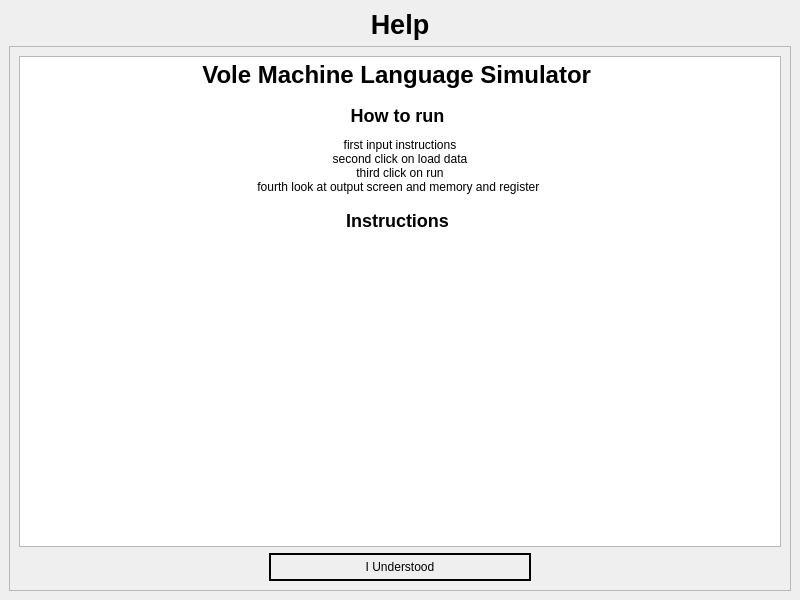
Old version of the form help.ui in the repository Mohammed-3tef/Vole_Machine_Language_Simulator_GUI.
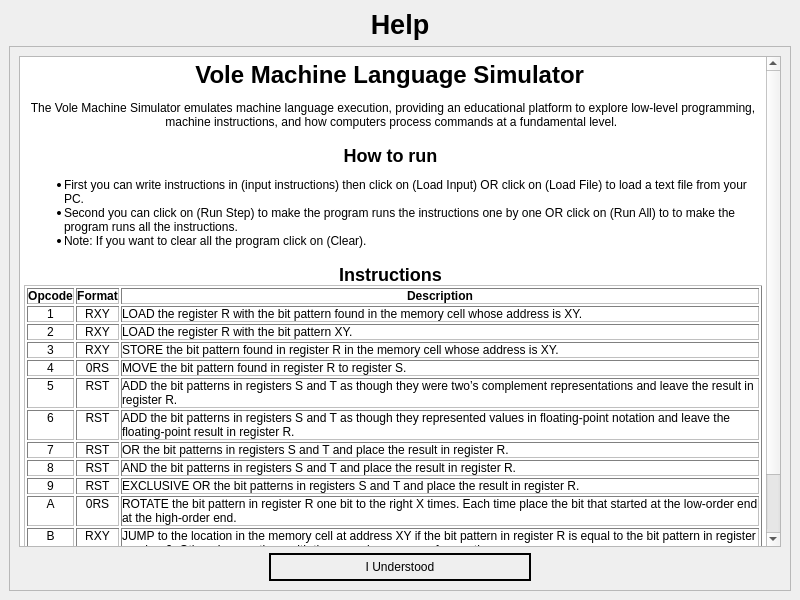
New version of the form.

What changed in the file:
```diff
--- a/help.ui
+++ b/help.ui
@@ -63,9 +63,112 @@
 li.checked::marker { content: &quot;\2612&quot;; }
 &lt;/style&gt;&lt;/head&gt;&lt;body style=&quot; font-family:'Segoe UI'; font-size:9pt; font-weight:400; font-style:normal;&quot;&gt;
 &lt;h1 align=&quot;center&quot; style=&quot; margin-top:18px; margin-bottom:12px; margin-left:0px; margin-right:0px; -qt-block-indent:0; text-indent:0px;&quot;&gt;&lt;span style=&quot; font-size:xx-large; font-weight:700;&quot;&gt;Vole Machine Language Simulator &lt;/span&gt;&lt;/h1&gt;
+&lt;p align=&quot;center&quot; style=&quot; margin-top:12px; margin-bottom:12px; margin-left:0px; margin-right:0px; -qt-block-indent:0; text-indent:0px;&quot;&gt;The Vole Machine Simulator emulates machine language execution, providing an educational platform to explore low-level programming, machine instructions, and how computers process commands at a fundamental level. &lt;/p&gt;
 &lt;h2 align=&quot;center&quot; style=&quot; margin-top:16px; margin-bottom:12px; margin-left:0px; margin-right:0px; -qt-block-indent:0; text-indent:0px;&quot;&gt;&lt;span style=&quot; font-size:x-large; font-weight:700;&quot;&gt;How to run &lt;/span&gt;&lt;/h2&gt;
-&lt;p align=&quot;center&quot; style=&quot; margin-top:12px; margin-bottom:12px; margin-left:0px; margin-right:0px; -qt-block-indent:0; text-indent:0px;&quot;&gt;first input instructions &lt;br /&gt;second click on load data &lt;br /&gt;third click on run &lt;br /&gt;fourth look at output screen and memory and register &lt;/p&gt;
-&lt;h2 align=&quot;center&quot; style=&quot; margin-top:16px; margin-bottom:12px; margin-left:0px; margin-right:0px; -qt-block-indent:0; text-indent:0px;&quot;&gt;&lt;span style=&quot; font-size:x-large; font-weight:700;&quot;&gt;Instructions &lt;/span&gt;&lt;/h2&gt;&lt;/body&gt;&lt;/html&gt;</string>
+&lt;ul style=&quot;margin-top: 0px; margin-bottom: 0px; margin-left: 0px; margin-right: 0px; -qt-list-indent: 1;&quot;&gt;
+&lt;li style=&quot; margin-top:0px; margin-bottom:0px; margin-left:0px; margin-right:0px; -qt-block-indent:0; text-indent:0px;&quot;&gt;First you can write instructions in (input instructions) then click on (Load Input) OR click on (Load File) to load a text file from your PC. &lt;/li&gt;
+&lt;li style=&quot; margin-top:0px; margin-bottom:0px; margin-left:0px; margin-right:0px; -qt-block-indent:0; text-indent:0px;&quot;&gt;Second you can click on (Run Step) to make the program runs the instructions one by one OR click on (Run All) to to make the program runs all the instructions. &lt;/li&gt;
+&lt;li style=&quot; margin-top:0px; margin-bottom:0px; margin-left:0px; margin-right:0px; -qt-block-indent:0; text-indent:0px;&quot;&gt;Note: If you want to clear all the program click on (Clear). &lt;/li&gt;&lt;/ul&gt;
+&lt;h2 align=&quot;center&quot; style=&quot; margin-top:16px; margin-bottom:12px; margin-left:0px; margin-right:0px; -qt-block-indent:0; text-indent:0px;&quot;&gt;&lt;span style=&quot; font-size:x-large; font-weight:700;&quot;&gt;Instructions &lt;/span&gt;&lt;/h2&gt;
+&lt;table border=&quot;1&quot; style=&quot; margin-top:0px; margin-bottom:0px; margin-left:0px; margin-right:0px;&quot; cellspacing=&quot;2&quot; cellpadding=&quot;0&quot;&gt;
+&lt;tr&gt;
+&lt;td&gt;
+&lt;p align=&quot;center&quot; style=&quot; margin-top:0px; margin-bottom:0px; margin-left:0px; margin-right:0px; -qt-block-indent:0; text-indent:0px;&quot;&gt;&lt;span style=&quot; font-weight:700;&quot;&gt;Opcode&lt;/span&gt;&lt;/p&gt;&lt;/td&gt;
+&lt;td&gt;
+&lt;p align=&quot;center&quot; style=&quot; margin-top:0px; margin-bottom:0px; margin-left:0px; margin-right:0px; -qt-block-indent:0; text-indent:0px;&quot;&gt;&lt;span style=&quot; font-weight:700;&quot;&gt;Format&lt;/span&gt;&lt;/p&gt;&lt;/td&gt;
+&lt;td&gt;
+&lt;p align=&quot;center&quot; style=&quot; margin-top:0px; margin-bottom:0px; margin-left:0px; margin-right:0px; -qt-block-indent:0; text-indent:0px;&quot;&gt;&lt;span style=&quot; font-weight:700;&quot;&gt;Description&lt;/span&gt;&lt;/p&gt;&lt;/td&gt;&lt;/tr&gt;
+&lt;tr&gt;
+&lt;td&gt;
+&lt;p align=&quot;center&quot; style=&quot; margin-top:0px; margin-bottom:0px; margin-left:0px; margin-right:0px; -qt-block-indent:0; text-indent:0px;&quot;&gt;1&lt;/p&gt;&lt;/td&gt;
+&lt;td&gt;
+&lt;p align=&quot;center&quot; style=&quot; margin-top:0px; margin-bottom:0px; margin-left:0px; margin-right:0px; -qt-block-indent:0; text-indent:0px;&quot;&gt;RXY&lt;/p&gt;&lt;/td&gt;
+&lt;td&gt;
+&lt;p style=&quot; margin-top:0px; margin-bottom:0px; margin-left:0px; margin-right:0px; -qt-block-indent:0; text-indent:0px;&quot;&gt;LOAD the register R with the bit pattern found in the memory cell whose address is XY.&lt;/p&gt;&lt;/td&gt;&lt;/tr&gt;
+&lt;tr&gt;
+&lt;td&gt;
+&lt;p align=&quot;center&quot; style=&quot; margin-top:0px; margin-bottom:0px; margin-left:0px; margin-right:0px; -qt-block-indent:0; text-indent:0px;&quot;&gt;2&lt;/p&gt;&lt;/td&gt;
+&lt;td&gt;
+&lt;p align=&quot;center&quot; style=&quot; margin-top:0px; margin-bottom:0px; margin-left:0px; margin-right:0px; -qt-block-indent:0; text-indent:0px;&quot;&gt;RXY&lt;/p&gt;&lt;/td&gt;
+&lt;td&gt;
+&lt;p style=&quot; margin-top:0px; margin-bottom:0px; margin-left:0px; margin-right:0px; -qt-block-indent:0; text-indent:0px;&quot;&gt;LOAD the register R with the bit pattern XY.&lt;/p&gt;&lt;/td&gt;&lt;/tr&gt;
+&lt;tr&gt;
+&lt;td&gt;
+&lt;p align=&quot;center&quot; style=&quot; margin-top:0px; margin-bottom:0px; margin-left:0px; margin-right:0px; -qt-block-indent:0; text-indent:0px;&quot;&gt;3&lt;/p&gt;&lt;/td&gt;
+&lt;td&gt;
+&lt;p align=&quot;center&quot; style=&quot; margin-top:0px; margin-bottom:0px; margin-left:0px; margin-right:0px; -qt-block-indent:0; text-indent:0px;&quot;&gt;RXY&lt;/p&gt;&lt;/td&gt;
+&lt;td&gt;
+&lt;p style=&quot; margin-top:0px; margin-bottom:0px; margin-left:0px; margin-right:0px; -qt-block-indent:0; text-indent:0px;&quot;&gt;STORE the bit pattern found in register R in the memory cell whose address is XY.&lt;/p&gt;&lt;/td&gt;&lt;/tr&gt;
+&lt;tr&gt;
+&lt;td&gt;
+&lt;p align=&quot;center&quot; style=&quot; margin-top:0px; margin-bottom:0px; margin-left:0px; margin-right:0px; -qt-block-indent:0; text-indent:0px;&quot;&gt;4&lt;/p&gt;&lt;/td&gt;
+&lt;td&gt;
+&lt;p align=&quot;center&quot; style=&quot; margin-top:0px; margin-bottom:0px; margin-left:0px; margin-right:0px; -qt-block-indent:0; text-indent:0px;&quot;&gt;0RS&lt;/p&gt;&lt;/td&gt;
+&lt;td&gt;
+&lt;p style=&quot; margin-top:0px; margin-bottom:0px; margin-left:0px; margin-right:0px; -qt-block-indent:0; text-indent:0px;&quot;&gt;MOVE the bit pattern found in register R to register S.&lt;/p&gt;&lt;/td&gt;&lt;/tr&gt;
+&lt;tr&gt;
+&lt;td&gt;
+&lt;p align=&quot;center&quot; style=&quot; margin-top:0px; margin-bottom:0px; margin-left:0px; margin-right:0px; -qt-block-indent:0; text-indent:0px;&quot;&gt;5&lt;/p&gt;&lt;/td&gt;
+&lt;td&gt;
+&lt;p align=&quot;center&quot; style=&quot; margin-top:0px; margin-bottom:0px; margin-left:0px; margin-right:0px; -qt-block-indent:0; text-indent:0px;&quot;&gt;RST&lt;/p&gt;&lt;/td&gt;
+&lt;td&gt;
+&lt;p style=&quot; margin-top:0px; margin-bottom:0px; margin-left:0px; margin-right:0px; -qt-block-indent:0; text-indent:0px;&quot;&gt;ADD the bit patterns in registers S and T as though they were two’s complement representations and leave the result in register R.&lt;/p&gt;&lt;/td&gt;&lt;/tr&gt;
+&lt;tr&gt;
+&lt;td&gt;
+&lt;p align=&quot;center&quot; style=&quot; margin-top:0px; margin-bottom:0px; margin-left:0px; margin-right:0px; -qt-block-indent:0; text-indent:0px;&quot;&gt;6&lt;/p&gt;&lt;/td&gt;
+&lt;td&gt;
+&lt;p align=&quot;center&quot; style=&quot; margin-top:0px; margin-bottom:0px; margin-left:0px; margin-right:0px; -qt-block-indent:0; text-indent:0px;&quot;&gt;RST&lt;/p&gt;&lt;/td&gt;
+&lt;td&gt;
+&lt;p style=&quot; margin-top:0px; margin-bottom:0px; margin-left:0px; margin-right:0px; -qt-block-indent:0; text-indent:0px;&quot;&gt;ADD the bit patterns in registers S and T as though they represented values in floating-point notation and leave the floating-point result in register R.&lt;/p&gt;&lt;/td&gt;&lt;/tr&gt;
+&lt;tr&gt;
+&lt;td&gt;
+&lt;p align=&quot;center&quot; style=&quot; margin-top:0px; margin-bottom:0px; margin-left:0px; margin-right:0px; -qt-block-indent:0; text-indent:0px;&quot;&gt;7&lt;/p&gt;&lt;/td&gt;
+&lt;td&gt;
+&lt;p align=&quot;center&quot; style=&quot; margin-top:0px; margin-bottom:0px; margin-left:0px; margin-right:0px; -qt-block-indent:0; text-indent:0px;&quot;&gt;RST&lt;/p&gt;&lt;/td&gt;
+&lt;td&gt;
+&lt;p style=&quot; margin-top:0px; margin-bottom:0px; margin-left:0px; margin-right:0px; -qt-block-indent:0; text-indent:0px;&quot;&gt;OR the bit patterns in registers S and T and place the result in register R.&lt;/p&gt;&lt;/td&gt;&lt;/tr&gt;
+&lt;tr&gt;
+&lt;td&gt;
+&lt;p align=&quot;center&quot; style=&quot; margin-top:0px; margin-bottom:0px; margin-left:0px; margin-right:0px; -qt-block-indent:0; text-indent:0px;&quot;&gt;8&lt;/p&gt;&lt;/td&gt;
+&lt;td&gt;
+&lt;p align=&quot;center&quot; style=&quot; margin-top:0px; margin-bottom:0px; margin-left:0px; margin-right:0px; -qt-block-indent:0; text-indent:0px;&quot;&gt;RST&lt;/p&gt;&lt;/td&gt;
+&lt;td&gt;
+&lt;p style=&quot; margin-top:0px; margin-bottom:0px; margin-left:0px; margin-right:0px; -qt-block-indent:0; text-indent:0px;&quot;&gt;AND the bit patterns in registers S and T and place the result in register R.&lt;/p&gt;&lt;/td&gt;&lt;/tr&gt;
+&lt;tr&gt;
+&lt;td&gt;
+&lt;p align=&quot;center&quot; style=&quot; margin-top:0px; margin-bottom:0px; margin-left:0px; margin-right:0px; -qt-block-indent:0; text-indent:0px;&quot;&gt;9&lt;/p&gt;&lt;/td&gt;
+&lt;td&gt;
+&lt;p align=&quot;center&quot; style=&quot; margin-top:0px; margin-bottom:0px; margin-left:0px; margin-right:0px; -qt-block-indent:0; text-indent:0px;&quot;&gt;RST&lt;/p&gt;&lt;/td&gt;
+&lt;td&gt;
+&lt;p style=&quot; margin-top:0px; margin-bottom:0px; margin-left:0px; margin-right:0px; -qt-block-indent:0; text-indent:0px;&quot;&gt;EXCLUSIVE OR the bit patterns in registers S and T and place the result in register R.&lt;/p&gt;&lt;/td&gt;&lt;/tr&gt;
+&lt;tr&gt;
+&lt;td&gt;
+&lt;p align=&quot;center&quot; style=&quot; margin-top:0px; margin-bottom:0px; margin-left:0px; margin-right:0px; -qt-block-indent:0; text-indent:0px;&quot;&gt;A&lt;/p&gt;&lt;/td&gt;
+&lt;td&gt;
+&lt;p align=&quot;center&quot; style=&quot; margin-top:0px; margin-bottom:0px; margin-left:0px; margin-right:0px; -qt-block-indent:0; text-indent:0px;&quot;&gt;0RS&lt;/p&gt;&lt;/td&gt;
+&lt;td&gt;
+&lt;p style=&quot; margin-top:0px; margin-bottom:0px; margin-left:0px; margin-right:0px; -qt-block-indent:0; text-indent:0px;&quot;&gt;ROTATE the bit pattern in register R one bit to the right X times. Each time place the bit that started at the low-order end at the high-order end.&lt;/p&gt;&lt;/td&gt;&lt;/tr&gt;
+&lt;tr&gt;
+&lt;td&gt;
+&lt;p align=&quot;center&quot; style=&quot; margin-top:0px; margin-bottom:0px; margin-left:0px; margin-right:0px; -qt-block-indent:0; text-indent:0px;&quot;&gt;B&lt;/p&gt;&lt;/td&gt;
+&lt;td&gt;
+&lt;p align=&quot;center&quot; style=&quot; margin-top:0px; margin-bottom:0px; margin-left:0px; margin-right:0px; -qt-block-indent:0; text-indent:0px;&quot;&gt;RXY&lt;/p&gt;&lt;/td&gt;
+&lt;td&gt;
+&lt;p style=&quot; margin-top:0px; margin-bottom:0px; margin-left:0px; margin-right:0px; -qt-block-indent:0; text-indent:0px;&quot;&gt;JUMP to the location in the memory cell at address XY if the bit pattern in register R is equal to the bit pattern in register number 0. Otherwise, continue with the normal sequence of execution.&lt;/p&gt;&lt;/td&gt;&lt;/tr&gt;
+&lt;tr&gt;
+&lt;td&gt;
+&lt;p align=&quot;center&quot; style=&quot; margin-top:0px; margin-bottom:0px; margin-left:0px; margin-right:0px; -qt-block-indent:0; text-indent:0px;&quot;&gt;C&lt;/p&gt;&lt;/td&gt;
+&lt;td&gt;
+&lt;p align=&quot;center&quot; style=&quot; margin-top:0px; margin-bottom:0px; margin-left:0px; margin-right:0px; -qt-block-indent:0; text-indent:0px;&quot;&gt;000&lt;/p&gt;&lt;/td&gt;
+&lt;td&gt;
+&lt;p style=&quot; margin-top:0px; margin-bottom:0px; margin-left:0px; margin-right:0px; -qt-block-indent:0; text-indent:0px;&quot;&gt;HALT execution.&lt;/p&gt;&lt;/td&gt;&lt;/tr&gt;
+&lt;tr&gt;
+&lt;td&gt;
+&lt;p align=&quot;center&quot; style=&quot; margin-top:0px; margin-bottom:0px; margin-left:0px; margin-right:0px; -qt-block-indent:0; text-indent:0px;&quot;&gt;D&lt;/p&gt;&lt;/td&gt;
+&lt;td&gt;
+&lt;p align=&quot;center&quot; style=&quot; margin-top:0px; margin-bottom:0px; margin-left:0px; margin-right:0px; -qt-block-indent:0; text-indent:0px;&quot;&gt;RXY&lt;/p&gt;&lt;/td&gt;
+&lt;td&gt;
+&lt;p style=&quot; margin-top:0px; margin-bottom:0px; margin-left:0px; margin-right:0px; -qt-block-indent:0; text-indent:0px;&quot;&gt;JUMP to instruction in RAM cell XY if the content of register R is greater than (&amp;gt;) the content of register 0. Data is interpreted as integers in two's complement notation.&lt;/p&gt;&lt;/td&gt;&lt;/tr&gt;&lt;/table&gt;&lt;/body&gt;&lt;/html&gt;</string>
           </property>
          </widget>
         </item>
```
